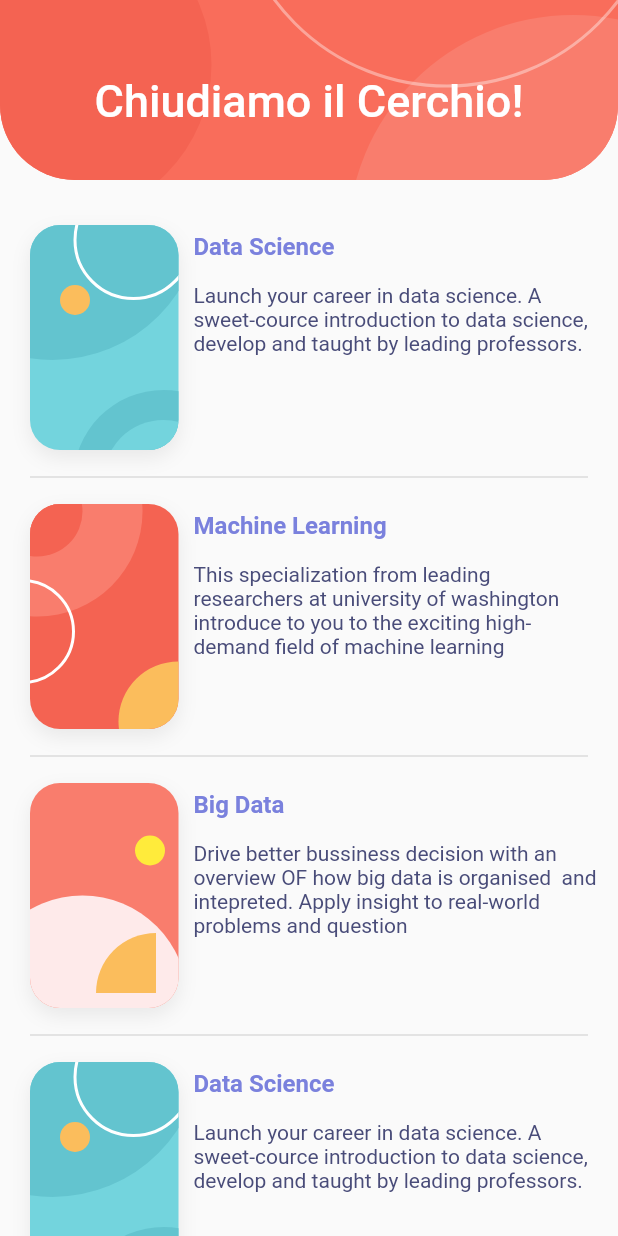
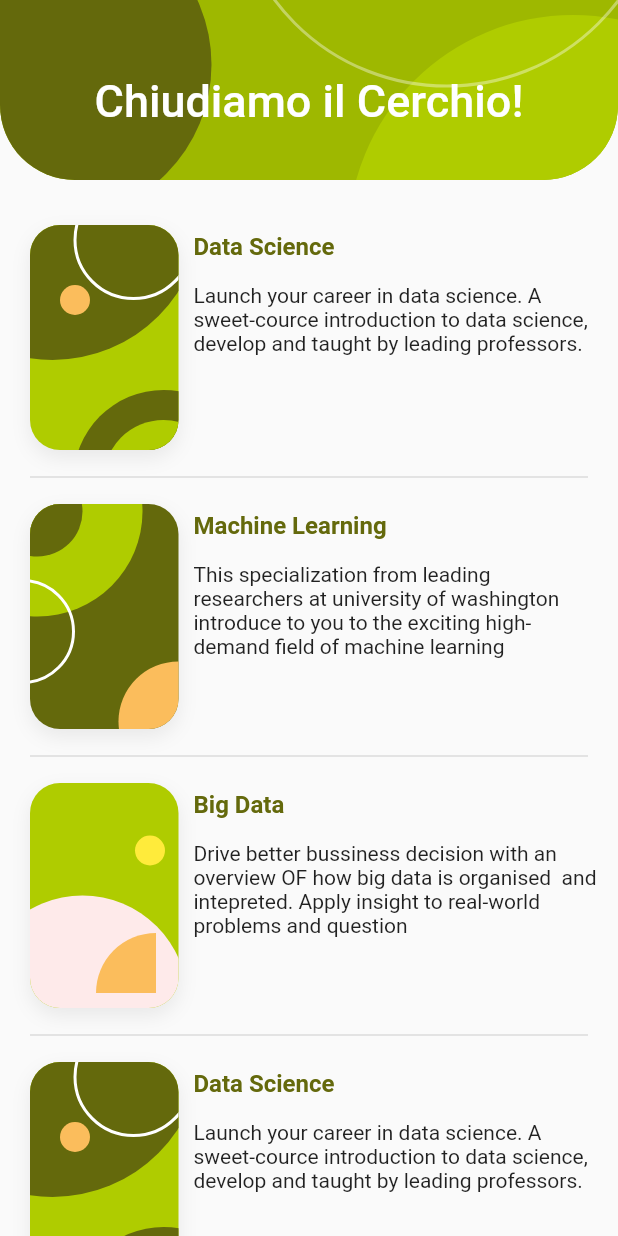
Before and after one commit to adic-umbria/chiudiamo-il-cerchio-flutter, a Flutter app: the screen it shows after launch, on a phone screen of 412 x 824 dp. Run offline on Flutter 3.47's test engine with Material 2 defaults, Android fonts, the phone set to English and light mode, and no system bars; our stand-ins replace equatable.

Commit message:
Adjust main theme colors

```diff
--- a/lib/theme/colors.dart
+++ b/lib/theme/colors.dart
@@ -2,11 +2,7 @@ import 'package:flutter/material.dart';
 
 class ThemeColor {
   static const Color yellow = Color(0xfffbbd5c);
-  static const Color orange = Color(0xfff96d5b);
-  static const Color darkOrange = Color(0xfff46352);
-  static const Color lightOrange = Color(0xfff97d6d);
-  static const Color purple = Color(0xff7a81dd);
-  static const Color extraDarkPurple = Color(0xff494c79);
-  static const Color seaBlue = Color(0xff73d4dd);
-  static const Color darkseaBlue = Color(0xff63c4cf);
+  static const Color lightGreen = Color(0xff9eb800);
+  static const Color darkGreen = Color(0xff64690c);
+  static const Color green = Color(0xffafcc00);
 }
--- a/lib/widgets/app_bar.dart
+++ b/lib/widgets/app_bar.dart
@@ -18,7 +18,7 @@ class CustomAppBar extends StatelessWidget {
           height: 120,
           width: width,
           decoration: BoxDecoration(
-            color: ThemeColor.orange,
+            color: ThemeColor.lightGreen,
           ),
           child: Stack(
             fit: StackFit.expand,
@@ -29,14 +29,14 @@ class CustomAppBar extends StatelessWidget {
                   right: -120,
                   child: BackgroundCircle(
                     height: 300,
-                    color: ThemeColor.lightOrange,
+                    color: ThemeColor.green,
                   )),
               Positioned(
                   top: -60,
                   left: -65,
                   child: BackgroundCircle(
                     height: width * .5,
-                    color: ThemeColor.darkOrange,
+                    color: ThemeColor.darkGreen,
                   )),
               Positioned(
                   top: -230,
--- a/lib/widgets/components/patterns.dart
+++ b/lib/widgets/components/patterns.dart
@@ -20,11 +20,11 @@ import 'clipper.dart';
 List createPattern(int index) {
   switch (index % 3) {
     case 0:
-      return [ThemeColor.seaBlue, _patternA()];
+      return [ThemeColor.green, _patternA()];
     case 1:
-      return [ThemeColor.darkOrange, _patternB()];
+      return [ThemeColor.darkGreen, _patternB()];
     case 2:
-      return [ThemeColor.lightOrange, _patternC()];
+      return [ThemeColor.green, _patternC()];
     default:
       // Empty pattern
       return [Colors.black, Container()];
@@ -39,7 +39,7 @@ Widget _patternA() {
         left: -85,
         child: CircleAvatar(
           radius: 100,
-          backgroundColor: ThemeColor.darkseaBlue,
+          backgroundColor: ThemeColor.darkGreen,
         ),
       ),
       _decorationCircle(ThemeColor.yellow, 40, 20),
@@ -57,10 +57,10 @@ Widget _patternA() {
         right: -50,
         child: CircleAvatar(
           radius: 60,
-          backgroundColor: ThemeColor.darkseaBlue,
+          backgroundColor: ThemeColor.darkGreen,
           child: CircleAvatar(
             radius: 40,
-            backgroundColor: ThemeColor.seaBlue,
+            backgroundColor: ThemeColor.green,
           ),
         ),
       ),
@@ -76,10 +76,10 @@ Widget _patternB() {
         left: -65,
         child: CircleAvatar(
           radius: 70,
-          backgroundColor: ThemeColor.lightOrange,
+          backgroundColor: ThemeColor.green,
           child: CircleAvatar(
             radius: 30,
-            backgroundColor: ThemeColor.darkOrange,
+            backgroundColor: ThemeColor.darkGreen,
           ),
         ),
       ),
--- a/lib/widgets/page_item.dart
+++ b/lib/widgets/page_item.dart
@@ -48,7 +48,7 @@ class PageItem extends StatelessWidget {
                       Expanded(
                         child: Text(page.title,
                             style: TextStyle(
-                              color: ThemeColor.purple,
+                              color: ThemeColor.darkGreen,
                               fontSize: 16,
                               fontWeight: FontWeight.bold,
                             )),
@@ -61,7 +61,6 @@ class PageItem extends StatelessWidget {
                   page.description,
                   style: TextStyle(
                     fontSize: 14,
-                    color: ThemeColor.extraDarkPurple,
                   ),
                 ),
                 SizedBox(height: 15),
```
